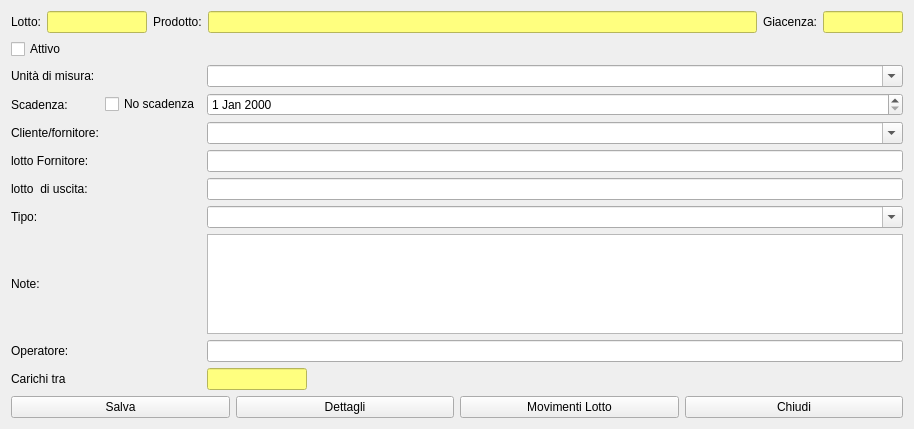
The window that hmodifylot.ui (fblabs/hamlet-mod-sancon) describes before a commit, drawn with Qt 5.
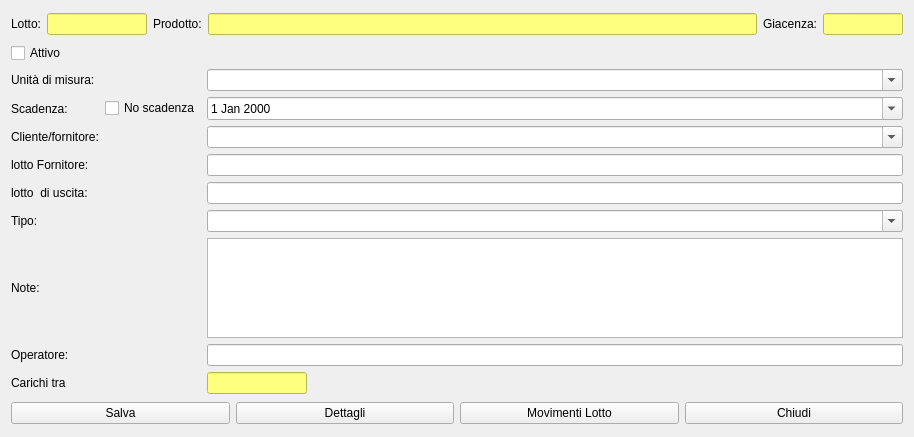
The same window after the commit. Icons and pictures are not drawn.

What changed in the file:
```diff
--- a/hmodifylot.ui
+++ b/hmodifylot.ui
@@ -10,7 +10,7 @@
     <x>0</x>
     <y>0</y>
     <width>914</width>
-    <height>429</height>
+    <height>437</height>
    </rect>
   </property>
   <property name="windowTitle">
@@ -190,7 +190,11 @@
       </widget>
      </item>
      <item row="2" column="2">
-      <widget class="QDateEdit" name="deScad"/>
+      <widget class="QDateEdit" name="deScad">
+       <property name="calendarPopup">
+        <bool>true</bool>
+       </property>
+      </widget>
      </item>
      <item row="1" column="0">
       <widget class="QLabel" name="label_2">
```
